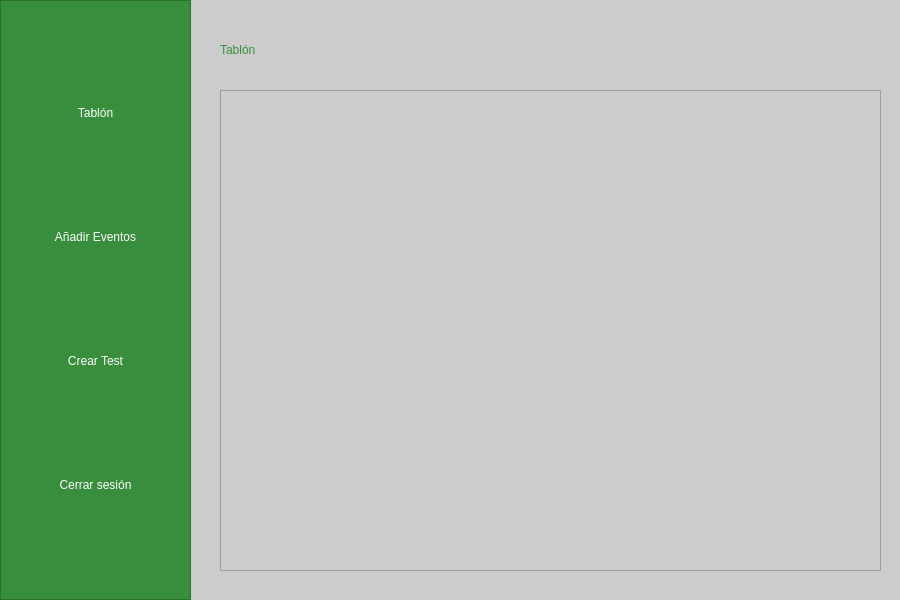
Qt form src/vista/Ui/TablónAdmin.ui (encinaa/LodzConnect) before a commit.
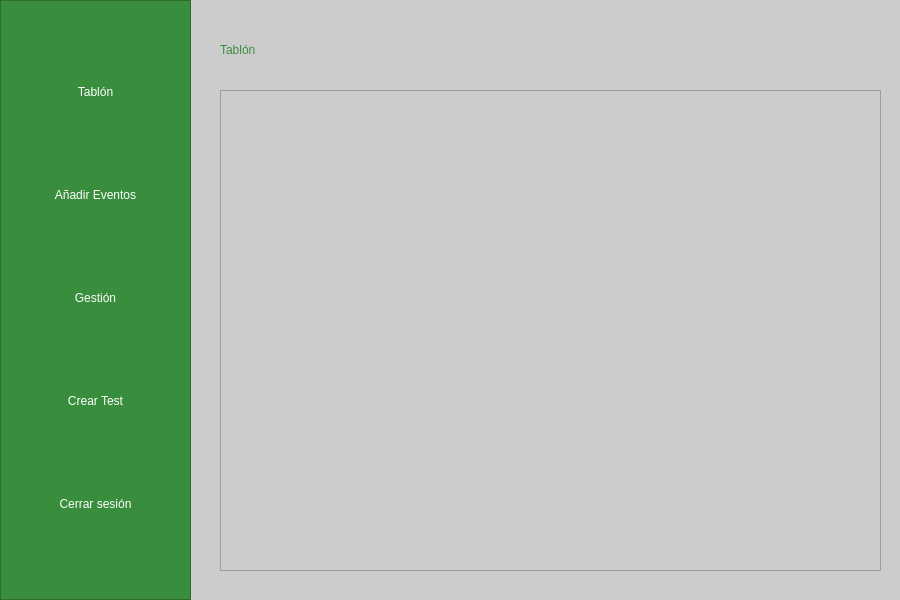
The same form after that commit.

Commit message: tablon admin final

```diff
--- a/src/vista/Ui/TablónAdmin.ui
+++ b/src/vista/Ui/TablónAdmin.ui
@@ -71,6 +71,18 @@
        </property>
       </widget>
      </item>
+     <item>
+      <widget class="QPushButton" name="BotonGestion">
+       <property name="styleSheet">
+        <string notr="true">      QPushButton:hover {
+		background-color: #cccccc;
+      }</string>
+       </property>
+       <property name="text">
+        <string>Gestión</string>
+       </property>
+      </widget>
+     </item>
      <item>
       <widget class="QPushButton" name="BotonCrearTest">
        <property name="styleSheet">
```
